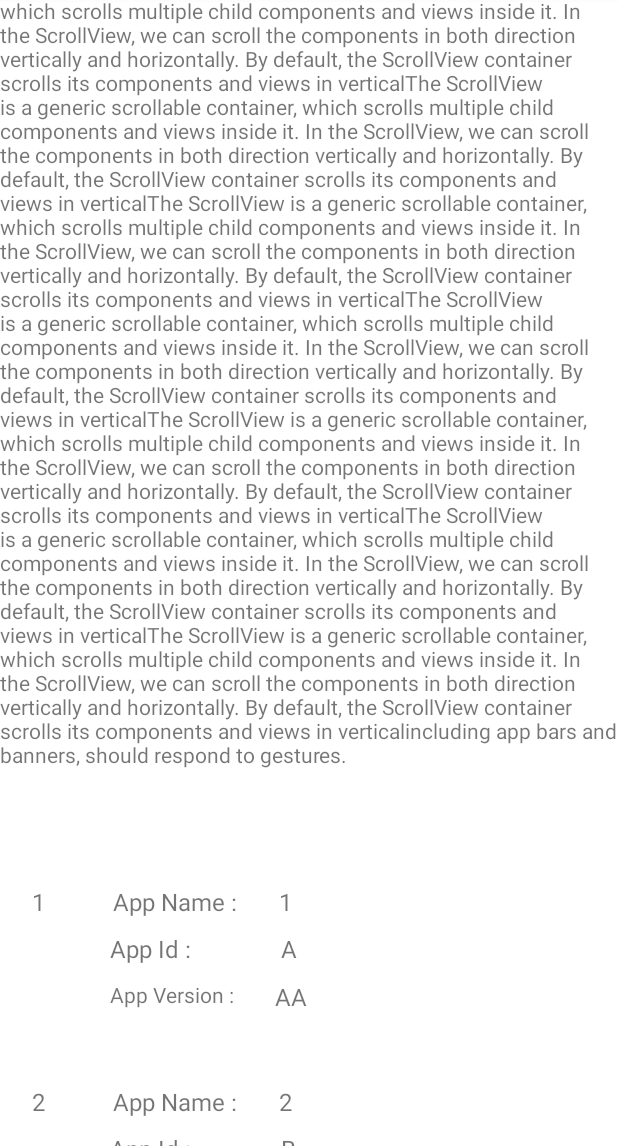
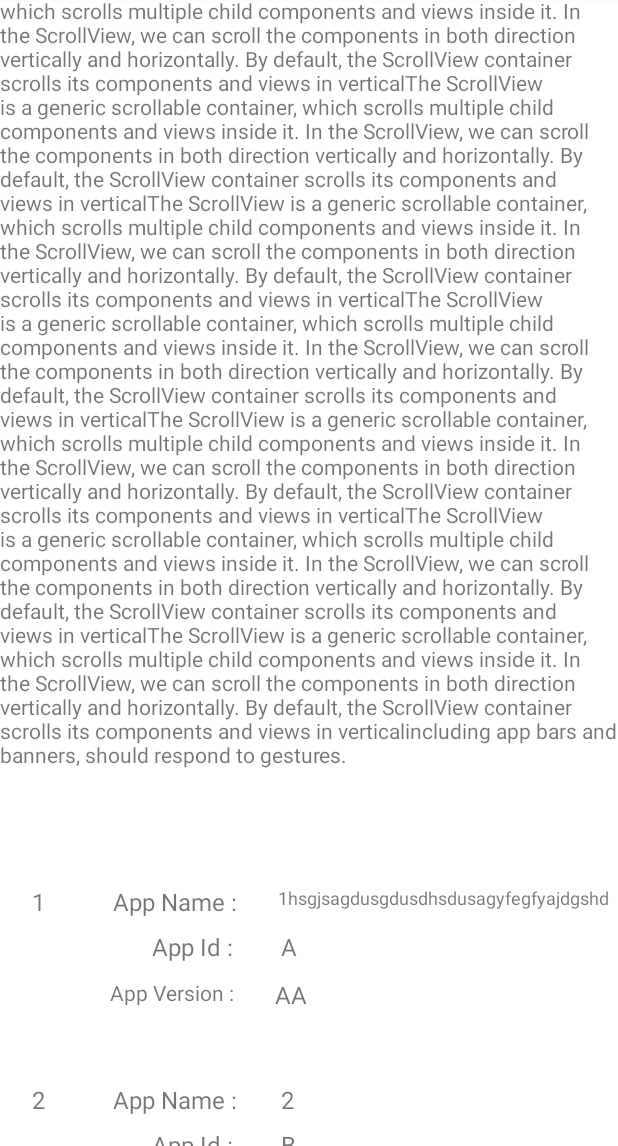
Before and after one commit to ShieldStark/Scroll, an Android app: the screen it shows after launch (MainActivity), scrolled down 314 dp, on a phone screen of 412 x 824 dp, the part 90-1236 px from its top. Run offline under Robolectric (Android 15) with nearby library versions, the phone set to English and light mode, and no system bars.

Commit message:
Text View Auto Change

```diff
--- a/app/src/main/java/com/example/cardscroll/MainActivity.java
+++ b/app/src/main/java/com/example/cardscroll/MainActivity.java
@@ -22,7 +22,7 @@ public class MainActivity extends AppCompatActivity {
 
         appList=new ArrayList<>();
 
-            appList.add(new Card("1","A","AA"));
+            appList.add(new Card("1hsgjsagdusgdusdhsdusagyfegfyajdgshdgyfgshfshdysdshsafjhvhcvdhgfsadsajdahfdgfgsjdhsjdhahfgdhfgdhdhjsdjakdhgfhdfbvjhsadjhidwiqhd","A","AA"));
             appList.add(new Card("2","B","BB"));
             appList.add(new Card("3","C","CC"));
             appList.add(new Card("4","D","DD"));
--- a/app/src/main/res/layout/app_details_list.xml
+++ b/app/src/main/res/layout/app_details_list.xml
@@ -31,23 +31,30 @@
         tools:ignore="MissingConstraints" />
 
     <TextView
+        android:id="@+id/app_name_value"
         android:layout_width="wrap_content"
         android:layout_height="wrap_content"
         android:layout_marginStart="24dp"
-        android:id="@+id/app_name_value"
+        android:autoSizeMaxTextSize="100sp"
+        android:autoSizeMinTextSize="12sp"
+        android:autoSizeStepGranularity="2sp"
+        android:autoSizeTextType="uniform"
+        android:maxLines="1"
         android:text="XXXX"
         android:textSize="16dp"
         app:layout_constraintBottom_toBottomOf="@+id/app_name_title"
+        app:layout_constraintEnd_toEndOf="parent"
+        app:layout_constraintHorizontal_bias="0.005"
         app:layout_constraintStart_toEndOf="@+id/app_name_title"
         app:layout_constraintTop_toTopOf="@+id/app_name_title"
-        app:layout_constraintVertical_bias="0.0" />\
+        app:layout_constraintVertical_bias="1.0" />
 
     <TextView
         android:id="@+id/app_id"
         android:layout_width="wrap_content"
         android:layout_height="wrap_content"
-        android:layout_marginStart="68dp"
-        android:layout_marginTop="9dp"
+        android:layout_marginStart="96dp"
+        android:layout_marginTop="8dp"
         android:text="App Id : "
         android:textSize="16dp"
         app:layout_constraintStart_toStartOf="parent"
@@ -57,13 +64,13 @@
         android:id="@+id/app_id_value"
         android:layout_width="wrap_content"
         android:layout_height="wrap_content"
-        android:layout_marginStart="56dp"
+        android:layout_marginStart="28dp"
         android:text="XXXX"
         android:textSize="16dp"
         app:layout_constraintBottom_toBottomOf="@+id/app_id"
         app:layout_constraintStart_toEndOf="@+id/app_id"
         app:layout_constraintTop_toTopOf="@+id/app_id"
-        app:layout_constraintVertical_bias="0.0" />
+        app:layout_constraintVertical_bias="1.0" />
 
     <TextView
         android:id="@+id/app_version"
```
